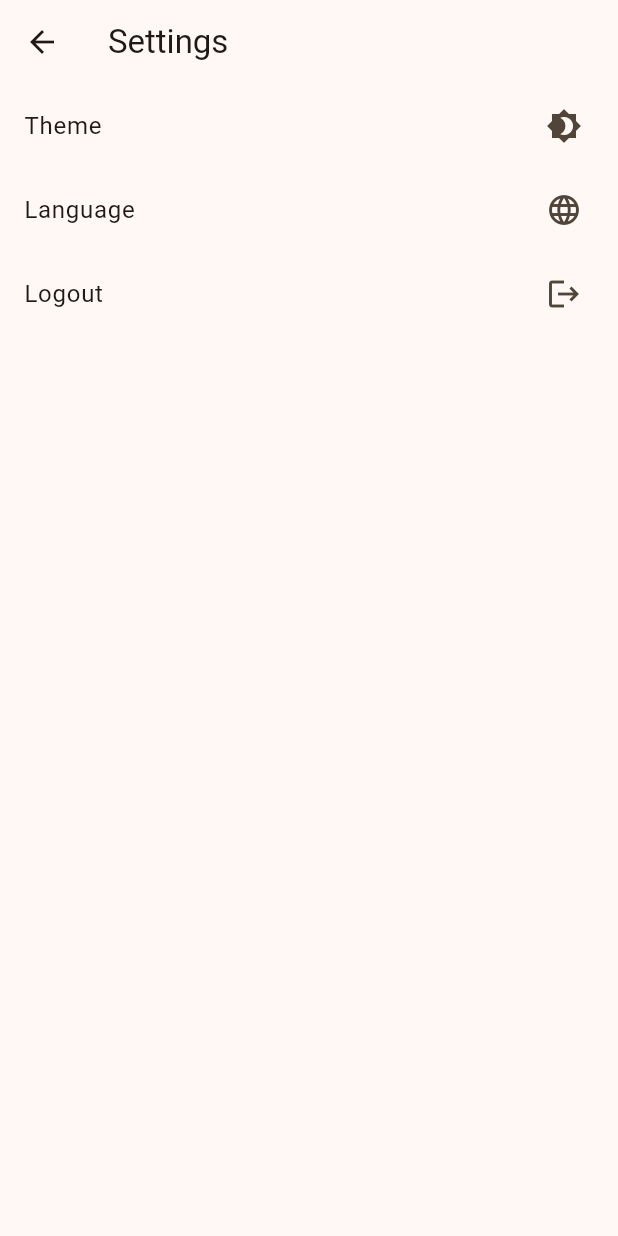
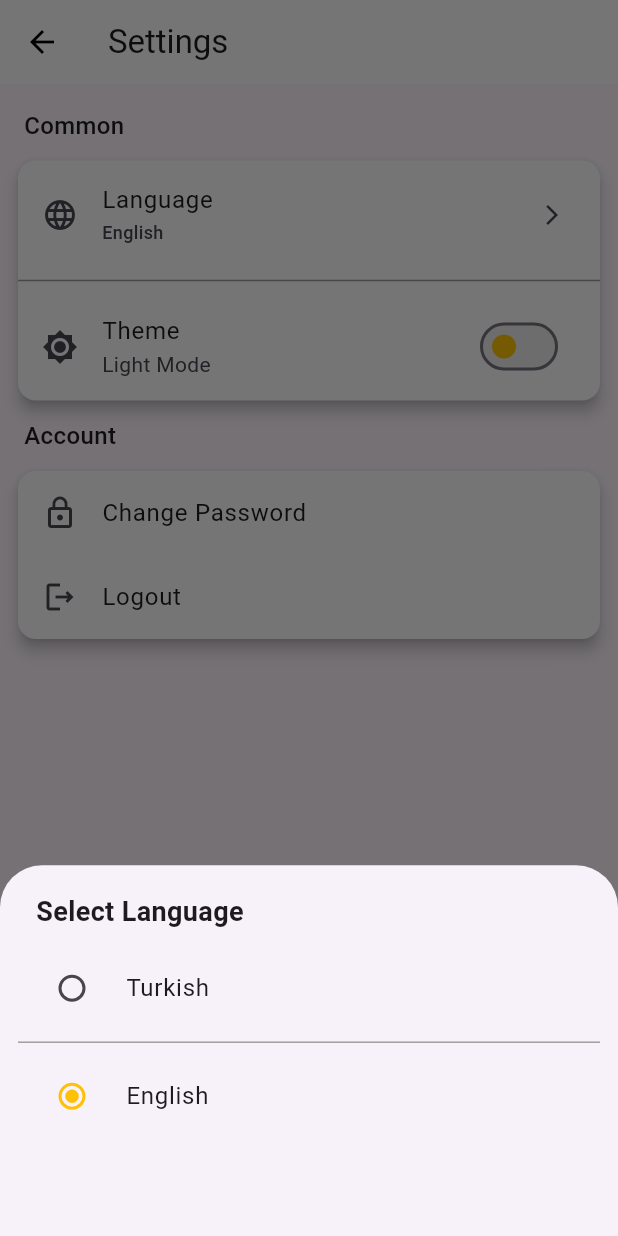
Before and after one commit to edanurhamurcu/flutter_note_app, a Flutter app: the SettingsScreen screen opened by its route, after a tap on "Language", on a phone screen of 412 x 824 dp. Run offline on Flutter 3.47's test engine with Material 3 defaults, Android fonts, the phone set to English and light mode, and no system bars; our stand-ins replace cloud_firestore, easy_localization, firebase_auth, firebase_core, flutter_svg, google_sign_in and 1 more; missing offline and left inert: window_manager; accounts and stored records are empty; generated files the repository leaves out were written again.

Commit message:
added localization and theme

```diff
--- a/lib/core/utils/enums/locales.dart
+++ b/lib/core/utils/enums/locales.dart
@@ -4,8 +4,10 @@
 
 // ignore_for_file: dangling_library_doc_comments
 
+import 'package:easy_localization/easy_localization.dart';
 import 'package:flutter/material.dart';
 import 'package:flutter/widgets.dart';
+import 'package:notes_app/init/lang/locale_keys.g.dart';
 
 enum Locales {
   tr(Locale('tr', 'TR')),
@@ -13,5 +15,28 @@ enum Locales {
 
   final Locale locale;
   const Locales(this.locale);
+}
 
+extension LocalesExtension on Locales {
+  String get name {
+    switch (this) {
+      case Locales.tr:
+        return LocaleKeys.setting_Turkish.tr();
+      case Locales.en:
+        return LocaleKeys.setting_English.tr();
+      default:
+        return '';
+    }
+  }
+
+  Locale get locale {
+    switch (this) {
+      case Locales.tr:
+        return const Locale('tr', 'TR');
+      case Locales.en:
+        return const Locale('en', 'US');
+      default:
+        return const Locale('en', 'US');
+    }
+  }
 }
--- a/lib/features/components/auth/screens/auth_screen.dart
+++ b/lib/features/components/auth/screens/auth_screen.dart
@@ -147,7 +147,6 @@ class _AuthScreenState extends State<AuthScreen> {
             text: authProvider.isSignUp
                 ? "${LocaleKeys.auth_already_have_account.tr()} "
                 : "${LocaleKeys.auth_no_account.tr()} ",
-            style: const TextStyle(color: Colors.black),
             children: [
               TextSpan(
                 text: authProvider.isSignUp
--- a/lib/features/components/notes/models/note.dart
+++ b/lib/features/components/notes/models/note.dart
@@ -2,7 +2,7 @@ import 'package:cloud_firestore/cloud_firestore.dart';
 
 class Note {
   String id;
-  String userId; // Notun sahibini belirten alan
+  String userId;
   String title;
   String content;
   DateTime createdTime;
@@ -13,7 +13,7 @@ class Note {
 
   Note({
     required this.id,
-    required this.userId, // Eklenen alan
+    required this.userId,
     required this.title,
     required this.content,
     required this.createdTime,
--- a/lib/features/components/notes/providers/notes_provider.dart
+++ b/lib/features/components/notes/providers/notes_provider.dart
@@ -30,6 +30,8 @@ class NotesProvider with ChangeNotifier {
   }
 
   Future<void> fetchNotes() async {
+    if (_user == null) return;
+
     try {
       final snapshot = await _firestore
           .collection('notes')
@@ -162,6 +164,11 @@ class NotesProvider with ChangeNotifier {
 
   void updateUser(User? user) {
     _user = user;
+    if (_user != null) {
+      fetchNotes();
+    } else {
+      _notes = [];
+    }
     notifyListeners();
   }
 }
--- a/lib/features/components/notes/screens/notes_screen.dart
+++ b/lib/features/components/notes/screens/notes_screen.dart
@@ -66,8 +66,8 @@ class _NotesScreenState extends State<NotesScreen>
 
   @override
   Widget build(BuildContext context) {
+    return Consumer<NotesProvider>(builder: (context, notesProvider, child) {
       return Scaffold(
-      backgroundColor: Colors.grey.shade100,
         appBar: AppBar(
           forceMaterialTransparency: true,
           title: Text(LocaleKeys.my_notes.tr()),
@@ -87,7 +87,9 @@ class _NotesScreenState extends State<NotesScreen>
             IconButton(
               icon: const Icon(Icons.settings),
               onPressed: () {
-              Navigator.pushReplacementNamed(context, '/settings');
+                Navigator.pushNamed(context, '/settings').then((_) {
+                  _loadNotes();
+                });
               },
             ),
           ],
@@ -103,7 +105,6 @@ class _NotesScreenState extends State<NotesScreen>
           ],
         ),
         floatingActionButton: FloatingActionButton(
-        backgroundColor: Colors.amber,
           child: const Icon(
             Icons.add,
             color: Colors.white,
@@ -120,5 +121,6 @@ class _NotesScreenState extends State<NotesScreen>
           },
         ),
       );
+    });
   }
 }
--- a/lib/features/components/notes/screens/widgets/note_list_item.dart
+++ b/lib/features/components/notes/screens/widgets/note_list_item.dart
@@ -5,6 +5,8 @@ import 'package:notes_app/core/utils/snackbar_helper.dart';
 import 'package:notes_app/features/components/notes/models/note.dart';
 import 'package:notes_app/features/components/notes/providers/notes_provider.dart';
 import 'package:notes_app/init/lang/locale_keys.g.dart';
+import 'package:notes_app/init/theme/providers/theme_provider.dart';
+import 'package:provider/provider.dart';
 
 class NoteListItem extends StatelessWidget {
   final Note note;
@@ -18,6 +20,8 @@ class NoteListItem extends StatelessWidget {
 
   @override
   Widget build(BuildContext context) {
+    final themeProvider = Provider.of<ThemeProvider>(context);
+
     return Dismissible(
       key: Key(note.id),
       background: note.isArchived
@@ -63,7 +67,7 @@ class NoteListItem extends StatelessWidget {
         return false;
       },
       child: Card(
-        color: Colors.white,
+        color: themeProvider.isDarkMode ? Colors.grey[800] : Colors.white,
         margin: const EdgeInsets.symmetric(vertical: 5, horizontal: 10),
         child: ListTile(
           title: Text(
--- /dev/null
+++ b/lib/features/components/settings/screens/change_language.dart
@@ -0,0 +1,69 @@
+import 'package:easy_localization/easy_localization.dart';
+import 'package:flutter/material.dart';
+import 'package:notes_app/core/utils/enums/locales.dart';
+import 'package:notes_app/init/lang/locale_keys.g.dart';
+import 'package:notes_app/init/lang/providers/language_provider.dart';
+import 'package:provider/provider.dart';
+
+class ChangeLanguage extends StatefulWidget {
+  const ChangeLanguage({super.key});
+
+  @override
+  State<ChangeLanguage> createState() => _ChangeLanguageState();
+}
+
+class _ChangeLanguageState extends State<ChangeLanguage> {
+  final List<Locales> languages = Locales.values;
+
+  @override
+  void initState() {
+    super.initState();
+    WidgetsBinding.instance.addPostFrameCallback((_) {
+      Provider.of<LanguageProvider>(context, listen: false)
+          .setInitialLanguage(context);
+    });
+  }
+
+  @override
+  Widget build(BuildContext context) {
+    return Padding(
+      padding: const EdgeInsets.symmetric(horizontal: 12, vertical: 18),
+      child: Consumer<LanguageProvider>(
+          builder: (context, languageProvider, child) {
+        return Column(
+          crossAxisAlignment: CrossAxisAlignment.start,
+          children: [
+            Padding(
+              padding: EdgeInsets.symmetric(horizontal: 12),
+              child: Text(
+                LocaleKeys.setting_select_language.tr(),
+                style:
+                    const TextStyle(fontWeight: FontWeight.bold, fontSize: 18),
+              ),
+            ),
+            const SizedBox(height: 10),
+            ListView.separated(
+              shrinkWrap: true,
+              itemCount: languages.length,
+              itemBuilder: (context, index) {
+                return RadioListTile<Locales>(
+                  title: Text(languages[index].name),
+                  value: languages[index],
+                  activeColor: Colors.amber,
+                  groupValue: languageProvider.selectedLanguage,
+                  onChanged: (value) {
+                    languageProvider.changeLanguage(context, value);
+                    Navigator.pop(context);
+                  },
+                );
+              },
+              separatorBuilder: (BuildContext context, int index) {
+                return const Divider(color: Colors.grey);
+              },
+            ),
+          ],
+        );
+      }),
+    );
+  }
+}
--- a/lib/features/components/settings/settings_screen.dart
+++ b/lib/features/components/settings/settings_screen.dart
@@ -1,48 +1,137 @@
 import 'package:easy_localization/easy_localization.dart';
 import 'package:flutter/material.dart';
-import 'package:notes_app/core/utils/navigation/app_routes.dart';
 import 'package:notes_app/core/utils/snackbar_helper.dart';
 import 'package:notes_app/features/components/auth/providers/auth_provider.dart';
-import 'package:notes_app/features/components/notes/providers/notes_provider.dart';
+import 'package:notes_app/features/components/settings/screens/change_language.dart';
 import 'package:notes_app/init/lang/locale_keys.g.dart';
+import 'package:notes_app/init/lang/providers/language_provider.dart';
+import 'package:notes_app/init/theme/providers/theme_provider.dart';
 import 'package:provider/provider.dart';
 
-class SettingsScreen extends StatelessWidget {
+class SettingsScreen extends StatefulWidget {
   const SettingsScreen({super.key});
 
   @override
+  _SettingsScreenState createState() => _SettingsScreenState();
+}
+
+class _SettingsScreenState extends State<SettingsScreen> {
+  @override
   Widget build(BuildContext context) {
-    final authProvider = Provider.of<AuthProvider>(context, listen: false);
-    final notesProvider = Provider.of<NotesProvider>(context, listen: false);
+    final authProd = Provider.of<AuthProvider>(context, listen: false);
+    final themeProd = Provider.of<ThemeProvider>(context, listen: false);
 
     return Scaffold(
-      appBar: AppBar(
+      appBar: PreferredSize(
+        preferredSize: Size.fromHeight(kToolbarHeight),
+        child: Consumer<LanguageProvider>(
+          builder: (context, languageProvider, child) => AppBar(
             title: Text(LocaleKeys.setting_settings.tr()),
+            automaticallyImplyLeading: true,
           ),
-      body: ListView(
+        ),
+      ),
+      body: Padding(
+        padding: const EdgeInsets.all(8.0),
+        child: Column(
+          crossAxisAlignment: CrossAxisAlignment.start,
+          children: [
+            Padding(
+              padding: const EdgeInsets.all(8.0),
+              child: Text(
+                LocaleKeys.setting_common.tr(),
+                style: TextStyle(fontWeight: FontWeight.w500, fontSize: 16),
+              ),
+            ),
+            Card(
+              color: themeProd.isDarkMode ? Colors.grey[800] : Colors.white,
+              child: Column(
+                crossAxisAlignment: CrossAxisAlignment.start,
+                children: [
+                  Consumer<LanguageProvider>(
+                    builder: (context, languageProvider, child) => ListTile(
+                      title: Text(LocaleKeys.setting_language.tr()),
+                      subtitle: Text(
+                        context.locale.languageCode == 'tr'
+                            ? LocaleKeys.setting_Turkish.tr()
+                            : LocaleKeys.setting_English.tr(),
+                        style: TextStyle(
+                            fontSize: 12, fontWeight: FontWeight.w500),
+                      ),
+                      trailing: Icon(
+                        Icons.arrow_forward_ios,
+                        size: 16,
+                      ),
+                      leading: Icon(Icons.language),
+                      onTap: () {
+                        showModalBottomSheet(
+                          context: context,
+                          builder: (context) => ChangeLanguage(),
+                          constraints: BoxConstraints(
+                              maxHeight:
+                                  MediaQuery.of(context).size.height * 0.3),
+                        );
+                      },
+                    ),
+                  ),
+                  Divider(
+                    thickness: 1,
+                    color: Colors.grey,
+                  ),
+                  Consumer<ThemeProvider>(
+                    builder: (context, themeProvider, child) => SwitchListTile(
+                      inactiveTrackColor: Colors.grey[200],
+                      title: Text(LocaleKeys.setting_theme).tr(),
+                      subtitle: themeProvider.isDarkMode
+                          ? Text(LocaleKeys.setting_dark_mode.tr())
+                          : Text(LocaleKeys.setting_light_mode.tr()),
+                      secondary: themeProvider.isDarkMode
+                          ? Icon(Icons.brightness_4)
+                          : Icon(Icons.brightness_7),
+                      value: themeProvider.isDarkMode,
+                      onChanged: (bool value) {
+                        themeProvider.toggleTheme();
+                      },
+                    ),
+                  ),
+                ],
+              ),
+            ),
+            Padding(
+              padding: EdgeInsets.all(8.0),
+              child: Text(
+                LocaleKeys.setting_account.tr(),
+                style: TextStyle(fontWeight: FontWeight.w500, fontSize: 16),
+              ),
+            ),
+            Card(
+              color: themeProd.isDarkMode ? Colors.grey[800] : Colors.white,
+              child: Column(
                 children: [
                   ListTile(
-            title: Text(LocaleKeys.setting_theme.tr()),
-            trailing: const Icon(Icons.brightness_4),
-            onTap: () {},
+                    title: Text(LocaleKeys.setting_change_password).tr(),
+                    leading: Icon(Icons.lock_outline),
+                    onTap: () {
+                      // Navigator.push(context,
+                      //     MaterialPageRoute(builder: (context) => ChangePassword()));
+                    },
                   ),
                   ListTile(
-            title: Text(LocaleKeys.setting_language.tr()),
-            trailing: const Icon(Icons.language),
-            onTap: () {},
-          ),
-          ListTile(
-            title: Text(LocaleKeys.auth_logout.tr()),
-            trailing: const Icon(Icons.logout),
+                    title: Text(LocaleKeys.auth_logout).tr(),
+                    leading: Icon(Icons.logout_outlined),
                     onTap: () {
-              authProvider.signOut();
+                      authProd.signOut();
                       SnackbarHelper.showSuccess(
                           context, LocaleKeys.auth_success_logout.tr());
-              Navigator.pushNamed(context, AppRoutes.auth);
+                      Navigator.pop(context);
                     },
                   ),
                 ],
               ),
+            ),
+          ],
+        ),
+      ),
     );
   }
 }
--- a/lib/init/app_localizations.dart
+++ b/lib/init/app_localizations.dart
@@ -3,13 +3,14 @@ import 'package:flutter/material.dart';
 import 'package:notes_app/core/utils/enums/locales.dart';
 
 @immutable
+
 ///AppLocalizations class is used to manage the localization of the app.
 final class AppLocalizations extends EasyLocalization {
   AppLocalizations({required super.child, super.key})
       : super(
-        supportedLocales: _supportedItems,
-        path: _path,
-        useOnlyLangCode: true);
+            supportedLocales: _supportedItems,
+            path: _path,
+            useOnlyLangCode: true);
 
   static final List<Locale> _supportedItems = [
     Locales.en.locale,
@@ -18,9 +19,13 @@ final class AppLocalizations extends EasyLocalization {
 
   static const String _path = 'assets/translations';
 
-  static Future<void> changeLocale({
-    required BuildContext context,
-    required Locales locale}) async {
+  static Future<void> changeLocale(
+      {required BuildContext context, required Locales locale}) async {
     context.setLocale(locale.locale);
   }
+
+  static Locales currentLocale(BuildContext context) {
+    return Locales.values.firstWhere(
+        (element) => element.locale == EasyLocalization.of(context)?.locale);
+  }
 }
--- /dev/null
+++ b/lib/init/lang/providers/language_provider.dart
@@ -0,0 +1,22 @@
+import 'package:flutter/material.dart';
+import 'package:notes_app/core/utils/enums/locales.dart';
+import 'package:notes_app/init/app_localizations.dart';
+
+class LanguageProvider extends ChangeNotifier {
+  Locales? _selectedLanguage;
+
+  Locales? get selectedLanguage => _selectedLanguage;
+
+  void setInitialLanguage(BuildContext context) {
+    _selectedLanguage = AppLocalizations.currentLocale(context);
+    notifyListeners();
+  }
+
+  void changeLanguage(BuildContext context, Locales? language) {
+    if (language != null) {
+      _selectedLanguage = language;
+      AppLocalizations.changeLocale(context: context, locale: language);
+      notifyListeners();
+    }
+  }
+}
--- /dev/null
+++ b/lib/init/theme/app_theme.dart
@@ -0,0 +1,75 @@
+import 'package:flutter/material.dart';
+
+class AppTheme {
+  static ThemeData lightTheme = ThemeData(
+    primarySwatch: Colors.amber,
+    primaryColor: Colors.amber,
+    brightness: Brightness.light,
+    dividerColor: Colors.grey[300],
+    textTheme: TextTheme(
+      titleLarge: TextStyle(color: Colors.black),
+    ),
+    appBarTheme: const AppBarTheme(
+      backgroundColor: Colors.white,
+      elevation: 0,
+      iconTheme: IconThemeData(color: Colors.black),
+    ),
+    floatingActionButtonTheme: const FloatingActionButtonThemeData(
+      backgroundColor: Colors.amber,
+    ),
+    bottomNavigationBarTheme: const BottomNavigationBarThemeData(
+      selectedItemColor: Colors.amber,
+      unselectedItemColor: Colors.grey,
+    ),
+    inputDecorationTheme: const InputDecorationTheme(
+      border: InputBorder.none,
+    ),
+    switchTheme: SwitchThemeData(
+      thumbColor: WidgetStateProperty.all(Colors.amber),
+      trackColor: WidgetStateProperty.all(Colors.amber[200]),
+    ),
+    cardTheme: CardTheme(
+      color: Colors.grey[900],
+      elevation: 4,
+    ),
+  );
+
+  static ThemeData darkTheme = ThemeData(
+    primarySwatch: Colors.amber,
+    primaryColor: Colors.amber,
+    brightness: Brightness.dark,
+    dividerColor: Colors.grey[800],
+    textTheme: TextTheme(
+      titleLarge: TextStyle(color: Colors.white),
+    ),
+    appBarTheme: const AppBarTheme(
+      backgroundColor: Colors.black26,
+      elevation: 0,
+      titleTextStyle: TextStyle(color: Colors.white),
+      iconTheme: IconThemeData(color: Colors.white),
+    ),
+    floatingActionButtonTheme: const FloatingActionButtonThemeData(
+      backgroundColor: Colors.amber,
+    ),
+    bottomNavigationBarTheme: const BottomNavigationBarThemeData(
+      selectedItemColor: Colors.amber,
+      unselectedItemColor: Colors.grey,
+    ),
+    switchTheme: SwitchThemeData(
+      thumbColor: WidgetStateProperty.all(Colors.amber),
+      trackColor: WidgetStateProperty.all(Colors.amber[700]),
+    ),
+    cardTheme: CardTheme(
+      color: Colors.black38,
+      elevation: 4,
+    ),
+  );
+
+  static ThemeData setDarkTheme(bool isDarkMode) {
+    return isDarkMode ? darkTheme : lightTheme;
+  }
+
+  static ThemeData setLightTheme(bool isDarkMode) {
+    return isDarkMode ? lightTheme : darkTheme;
+  }
+}
--- /dev/null
+++ b/lib/init/theme/providers/theme_provider.dart
@@ -0,0 +1,28 @@
+import 'package:flutter/material.dart';
+import 'package:notes_app/init/theme/app_theme.dart';
+import 'package:shared_preferences/shared_preferences.dart';
+
+class ThemeProvider extends ChangeNotifier {
+  bool _isDarkMode = false;
+
+  bool get isDarkMode => _isDarkMode;
+
+  ThemeProvider() {
+    _loadTheme();
+  }
+
+  void _loadTheme() async {
+    SharedPreferences prefs = await SharedPreferences.getInstance();
+    _isDarkMode = prefs.getBool('isDarkMode') ?? false;
+    notifyListeners();
+  }
+
+  void toggleTheme() {
+    _isDarkMode = !_isDarkMode;
+    notifyListeners();
+  }
+
+  ThemeData get themeData {
+    return _isDarkMode ? AppTheme.darkTheme : AppTheme.lightTheme;
+  }
+}
--- a/lib/main.dart
+++ b/lib/main.dart
@@ -7,6 +7,8 @@ import 'package:notes_app/features/components/notes/providers/notes_provider.dar
 import 'package:notes_app/features/components/splash/splash_screen.dart';
 import 'package:notes_app/firebase_options.dart';
 import 'package:notes_app/init/app_localizations.dart';
+import 'package:notes_app/init/lang/providers/language_provider.dart';
+import 'package:notes_app/init/theme/providers/theme_provider.dart';
 import 'package:provider/provider.dart';
 import 'package:window_manager/window_manager.dart';
 
@@ -19,16 +21,24 @@ void main() async {
 
   setupWindows();
 
-  runApp(AppLocalizations(
-      child: MultiProvider(providers: [
-    ChangeNotifierProvider(create: (_) => AuthProvider()),
-    ChangeNotifierProxyProvider<AuthProvider, NotesProvider>(
-      create: (context) =>
-          NotesProvider(Provider.of<AuthProvider>(context, listen: false).user),
-      update: (context, authProvider, notesProvider) =>
-          notesProvider!..updateUser(authProvider.user),
+  runApp(
+    MultiProvider(
+      providers: [
+        ChangeNotifierProvider(create: (_) => ThemeProvider()),
+        ChangeNotifierProvider(create: (_) => LanguageProvider()),
+        ChangeNotifierProvider(create: (_) => AuthProvider()),
+        ChangeNotifierProxyProvider<AuthProvider, NotesProvider>(
+          create: (context) => NotesProvider(
+              Provider.of<AuthProvider>(context, listen: false).user),
+          update: (context, authProvider, notesProvider) =>
+              notesProvider!..updateUser(authProvider.user),
+        ),
+      ],
+      child: AppLocalizations(
+        child: MyApp(),
+      ),
     ),
-  ], child: const MyApp())));
+  );
 }
 
 void setupWindows() async {
@@ -49,25 +59,15 @@ class MyApp extends StatelessWidget {
 
   @override
   Widget build(BuildContext context) {
+    final themeProvider = Provider.of<ThemeProvider>(context);
+
     return MaterialApp(
         title: 'Flutter Demo',
         debugShowCheckedModeBanner: false,
         localizationsDelegates: context.localizationDelegates,
         supportedLocales: context.supportedLocales,
         locale: context.locale,
-        theme: ThemeData(
-          colorScheme: ColorScheme.fromSeed(seedColor: Colors.orange),
-          inputDecorationTheme: const InputDecorationTheme(
-            // enabledBorder: OutlineInputBorder(
-            //   borderSide: BorderSide(color: Colors.grey),
-            // ),
-            // focusedBorder: OutlineInputBorder(
-            //   borderSide: BorderSide(color: Colors.blue),
-            // ),
-            border: InputBorder.none,
-          ),
-          useMaterial3: true,
-        ),
+        theme: themeProvider.themeData,
         home: const SplashScreen(),
         initialRoute: AppRoutes.splash,
         onGenerateRoute: AppRoutes.onGenerateRoute);
--- a/pubspec.yaml
+++ b/pubspec.yaml
@@ -40,6 +40,7 @@ dependencies:
   flutter_svg: ^2.0.15
   shared_preferences: ^2.3.3
   flutter_dotenv: ^5.2.1
+  settings_ui: ^2.0.2
 
 dev_dependencies:
   flutter_test:
```
Also changed, not shown: assets/translations/en.json (+8 -1 lines), assets/translations/tr.json (+8 -1 lines), lib/init/lang/locale_keys.g.dart, pubspec.lock. Lines whose indentation alone changed are shown as unchanged.
